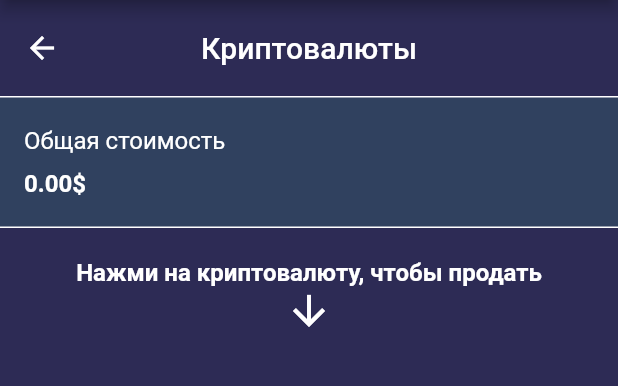
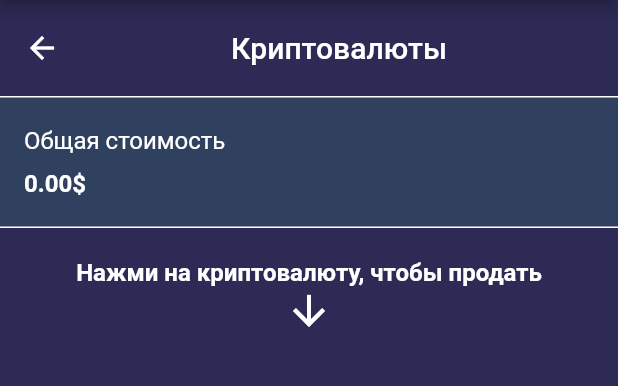
Before and after one commit to PanteoPro/flutter_crypto_idle, a Flutter app: the GameCryptoPage screen opened directly, on a phone screen of 412 x 824 dp, the part 84-470 px from its top. Run offline on Flutter 3.47's test engine with Material 2 defaults, Android fonts, the phone set to English and light mode, and no system bars; our stand-ins replace adaptive_theme, hive, hive_flutter, syncfusion_flutter_charts; missing offline and left inert: syncfusion_flutter_core; accounts and stored records are empty; statements that could not run were skipped.

Commit message:
fixed big length name of crypto on market cr page

```diff
--- a/lib/Widgets/header_page.dart
+++ b/lib/Widgets/header_page.dart
@@ -36,7 +36,10 @@ class HeaderPage extends StatelessWidget {
             Row(
               mainAxisAlignment: MainAxisAlignment.center,
               children: [
-                Text(title, style: Theme.of(context).textTheme.headline1),
+                SizedBox(width: 40),
+                Expanded(
+                  child: Text(title, style: Theme.of(context).textTheme.headline1, textAlign: TextAlign.center),
+                ),
               ],
             ),
           ],
```
